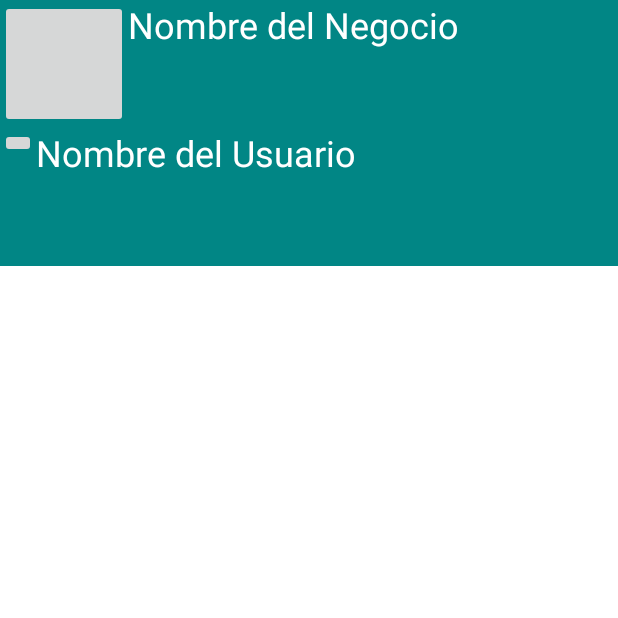
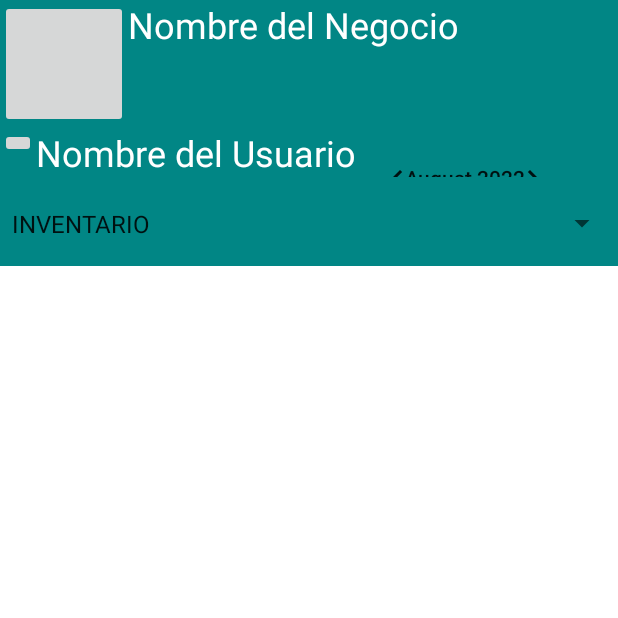
Before and after one commit to FelipeMz-dev/MiVenta, an Android app: the inventario screen opened directly, with no data from a screen before it, on a phone screen of 412 x 824 dp, the top half of it. Run offline under Robolectric (Android 15) with nearby library versions, the phone set to English and light mode, and no system bars.

Commit message:
commit modulo inventario 1

```diff
--- a/app/src/main/java/com/example/mi_plataforma_conectbd/inventario.java
+++ b/app/src/main/java/com/example/mi_plataforma_conectbd/inventario.java
@@ -3,12 +3,22 @@ package com.example.mi_plataforma_conectbd;
 import androidx.appcompat.app.AppCompatActivity;
 
 import android.os.Bundle;
+import android.widget.ArrayAdapter;
+import android.widget.Spinner;
 
 public class inventario extends AppCompatActivity {
+
+    Spinner spiModulos;
+
 
     @Override
     protected void onCreate(Bundle savedInstanceState) {
         super.onCreate(savedInstanceState);
         setContentView(R.layout.activity_inventario);
+
+        spiModulos = (Spinner) findViewById(R.id.spiModulos);
+        ArrayAdapter<CharSequence> adapter=ArrayAdapter.createFromResource(this, R.array.modulos, android.R.layout.simple_spinner_item);
+        spiModulos.setAdapter(adapter);
+
     }
 }
--- a/app/src/main/res/layout/activity_inventario.xml
+++ b/app/src/main/res/layout/activity_inventario.xml
@@ -9,9 +9,7 @@
     <LinearLayout
         android:layout_width="match_parent"
         android:layout_height="match_parent"
-        android:orientation="horizontal"
-        tools:layout_editor_absoluteX="16dp"
-        tools:layout_editor_absoluteY="240dp">
+        android:orientation="vertical">
 
         <LinearLayout
             android:layout_width="match_parent"
@@ -40,7 +38,6 @@
                     android:textSize="24sp" />
 
 
-
             </LinearLayout>
 
             <LinearLayout
@@ -63,9 +60,36 @@
                     android:text="Nombre del Usuario"
                     android:textColor="@color/white"
                     android:textSize="24sp" />
+
+                <CalendarView
+                    android:id="@+id/calendarView"
+                    android:layout_width="145dp"
+                    android:layout_height="match_parent" />
             </LinearLayout>
 
+            <Spinner
+                android:id="@+id/spiModulos"
+                android:layout_width="match_parent"
+                android:layout_height="62dp" />
+
         </LinearLayout>
+
+        <ScrollView
+            android:layout_width="match_parent"
+            android:layout_height="match_parent"
+            app:layout_constraintBottom_toBottomOf="parent"
+            app:layout_constraintEnd_toEndOf="parent"
+            app:layout_constraintStart_toStartOf="parent"
+            tools:ignore="SpeakableTextPresentCheck">
+
+            <LinearLayout
+                android:layout_width="match_parent"
+                android:layout_height="match_parent"
+                android:orientation="vertical" >
+
+            </LinearLayout>
+        </ScrollView>
+
     </LinearLayout>
 
 </androidx.constraintlayout.widget.ConstraintLayout>
--- a/app/src/main/res/values/opciones.xml
+++ b/app/src/main/res/values/opciones.xml
@@ -11,4 +11,12 @@
         <item>Nit</item> <!--Nit de la empresa-->
     </string-array>
 
+    <string-array name="modulos">
+        <item>INVENTARIO</item>
+        <item>COMPRAS</item>
+        <item>VENTAS</item>
+        <item>GASTOS</item>
+        <item>ESTADISTICAS</item>
+    </string-array>
+
 </resources>
```
